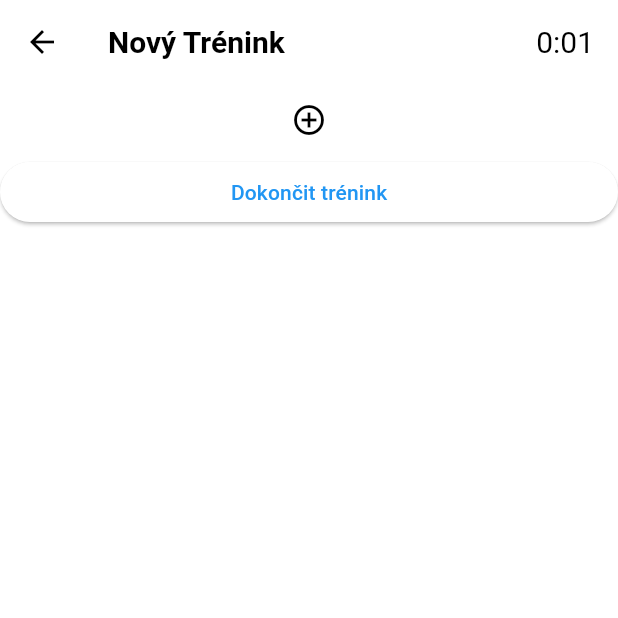
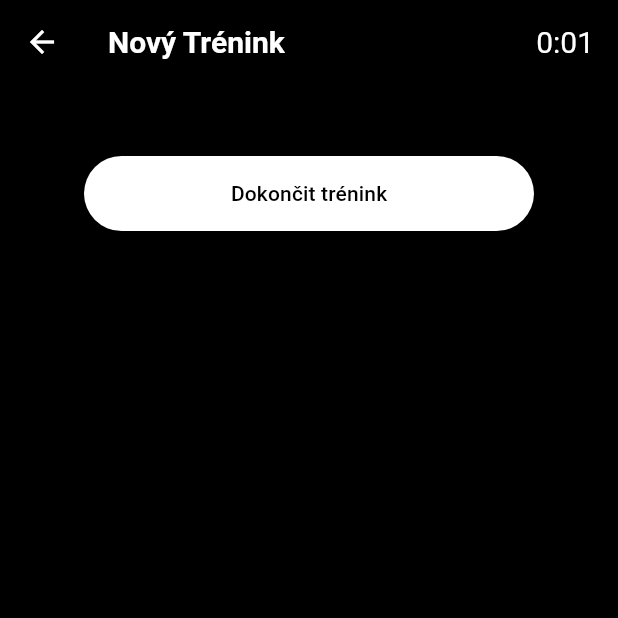
Before and after one commit to haxxTom/STP-Strongest, a Flutter app: the screen it shows after launch, item 2 of the bottom bar chosen, after a tap on "Nový Trénink", on a phone screen of 412 x 824 dp, the top half of it. Run offline on Flutter 3.47's test engine with Material 3 defaults, Android fonts, the phone set to English and light mode, and no system bars; our stand-ins replace image_picker, shared_preferences, sqflite; accounts and stored records are empty.

Commit message:
AGP, frontend

```diff
--- a/flutter_application_1/lib/emptyworkout.dart
+++ b/flutter_application_1/lib/emptyworkout.dart
@@ -1,6 +1,7 @@
 import 'package:flutter/material.dart';
 import 'dart:async';
 import 'package:flutter/services.dart';
+import 'package:flutter_application_1/main.dart';
 import 'package:shared_preferences/shared_preferences.dart';
 import 'dart:convert';
 import 'database/exercisesList.dart';
@@ -59,6 +60,7 @@ class _NewEmptyWorkoutScreenState extends State<NewEmptyWorkoutScreen> {
       context: context,
       builder: (context) {
         return AlertDialog(
+          backgroundColor: softItemColor,
           title: const Text("Vyberte cvik"),
           content: SizedBox(
             height: 300,
@@ -178,8 +180,7 @@ class _NewEmptyWorkoutScreenState extends State<NewEmptyWorkoutScreen> {
           for (var setData in setsList) {
             var weightController =
                 TextEditingController(text: setData['weight']);
-            var repsController =
-                TextEditingController(text: setData['reps']);
+            var repsController = TextEditingController(text: setData['reps']);
             setControllers[exerciseIndex]!.add({
               'weight': weightController,
               'reps': repsController,
@@ -316,6 +317,8 @@ class _NewEmptyWorkoutScreenState extends State<NewEmptyWorkoutScreen> {
       },
       child: Scaffold(
         appBar: AppBar(
+          backgroundColor: Colors.black,
+          foregroundColor: Colors.white,
           title: Row(
             children: [
               _isEditingTitle
@@ -337,18 +340,20 @@ class _NewEmptyWorkoutScreenState extends State<NewEmptyWorkoutScreen> {
                         child: Text(
                           widget.trenink.nazev,
                           style: TextStyle(
-                              fontSize: 20, fontWeight: FontWeight.bold),
+                              fontSize: 20,
+                              fontWeight: FontWeight.bold,
+                              color: Colors.white),
                         ),
                       ),
                     ),
               Text(
                 '${_elapsedTime.inMinutes}:${(_elapsedTime.inSeconds % 60).toString().padLeft(2, '0')}',
-                style: TextStyle(fontSize: 20),
+                style: TextStyle(fontSize: 20, color: Colors.white),
               ),
             ],
           ),
         ),
-        backgroundColor: Colors.white,
+        backgroundColor: Colors.black,
         body: ListView(
           children: [
             ...widget.trenink.exercises.asMap().entries.map((entry) {
@@ -403,8 +408,11 @@ class _NewEmptyWorkoutScreenState extends State<NewEmptyWorkoutScreen> {
                                   child: TextField(
                                     controller: controllers['weight'],
                                     keyboardType: TextInputType.number,
-                                    inputFormatters: [FilteringTextInputFormatter.digitsOnly],
-                                    decoration: const InputDecoration(labelText: "Váha"),
+                                    inputFormatters: [
+                                      FilteringTextInputFormatter.digitsOnly
+                                    ],
+                                    decoration: const InputDecoration(
+                                        labelText: "Váha"),
                                     enabled: !completed,
                                   ),
                                 ),
@@ -412,22 +420,29 @@ class _NewEmptyWorkoutScreenState extends State<NewEmptyWorkoutScreen> {
                                   child: TextField(
                                     controller: controllers['reps'],
                                     keyboardType: TextInputType.number,
-                                    inputFormatters: [FilteringTextInputFormatter.digitsOnly],
-                                    decoration: const InputDecoration(labelText: "Počet opakování"),
+                                    inputFormatters: [
+                                      FilteringTextInputFormatter.digitsOnly
+                                    ],
+                                    decoration: const InputDecoration(
+                                        labelText: "Počet opakování"),
                                     enabled: !completed,
                                   ),
                                 ),
                                 IconButton(
                                   icon: Icon(
                                     completed ? Icons.lock : Icons.lock_open,
-                                    color: completed ? Colors.green : Colors.grey,
+                                    color:
+                                        completed ? Colors.green : Colors.grey,
                                   ),
-                                  tooltip: completed ? "Série zamčena" : "Uzamknout sérii",
-                                  onPressed: () =>
-                                      _toggleSetCompletion(exerciseIndex, setIndex),
+                                  tooltip: completed
+                                      ? "Série zamčena"
+                                      : "Uzamknout sérii",
+                                  onPressed: () => _toggleSetCompletion(
+                                      exerciseIndex, setIndex),
                                 ),
                                 IconButton(
-                                  icon: const Icon(Icons.delete, color: Colors.red),
+                                  icon: const Icon(Icons.delete,
+                                      color: Colors.red),
                                   onPressed: () {
                                     _deleteSet(exerciseIndex, setIndex);
                                   },
@@ -454,10 +469,21 @@ class _NewEmptyWorkoutScreenState extends State<NewEmptyWorkoutScreen> {
                 _addExerciseDialog(context);
               },
             ),
-            ElevatedButton(
-              onPressed: _finishWorkout,
-              child: const Text("Dokončit trénink"),
-            ),
+            Column(
+              children: [
+                SizedBox(
+                  width: 300,
+                  child: ElevatedButton(
+                    onPressed: _finishWorkout,
+                    style: ElevatedButton.styleFrom(minimumSize: Size(100, 50)),
+                    child: const Text(
+                      "Dokončit trénink",
+                      style: TextStyle(color: Colors.black),
+                    ),
+                  ),
+                )
+              ],
+            )
           ],
         ),
       ),
```
Also changed, not shown: 5 other files.
